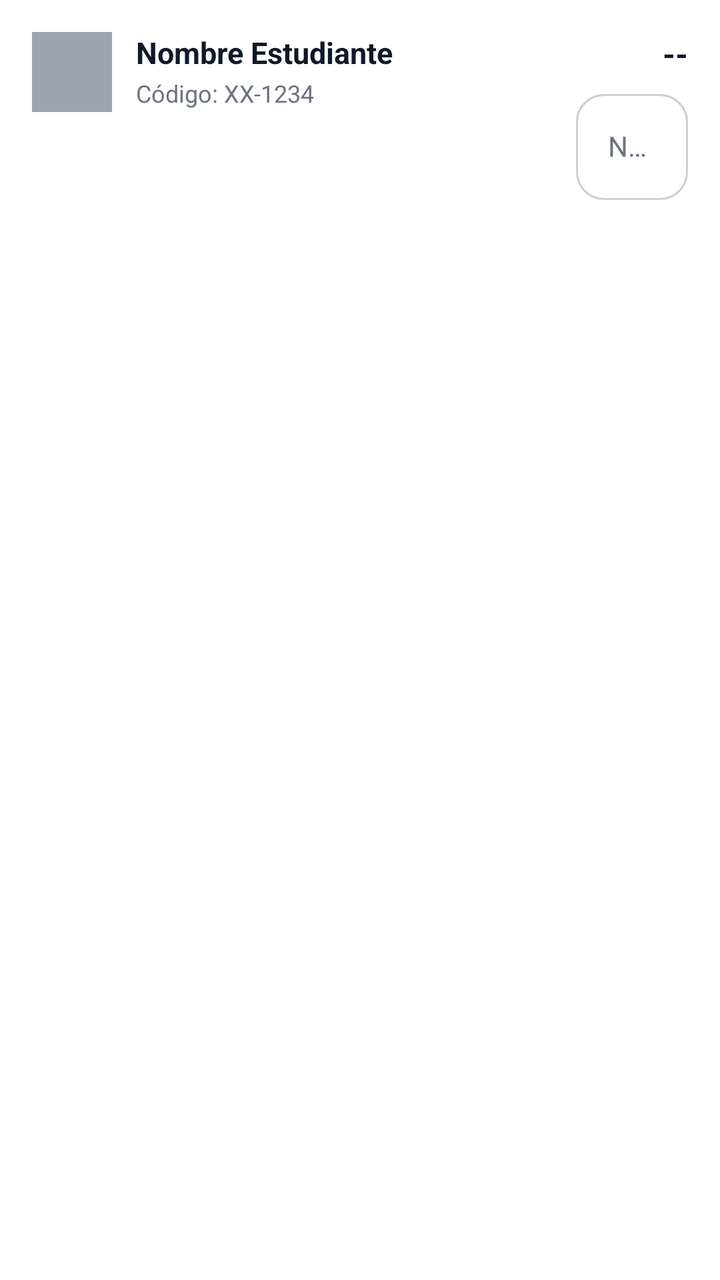
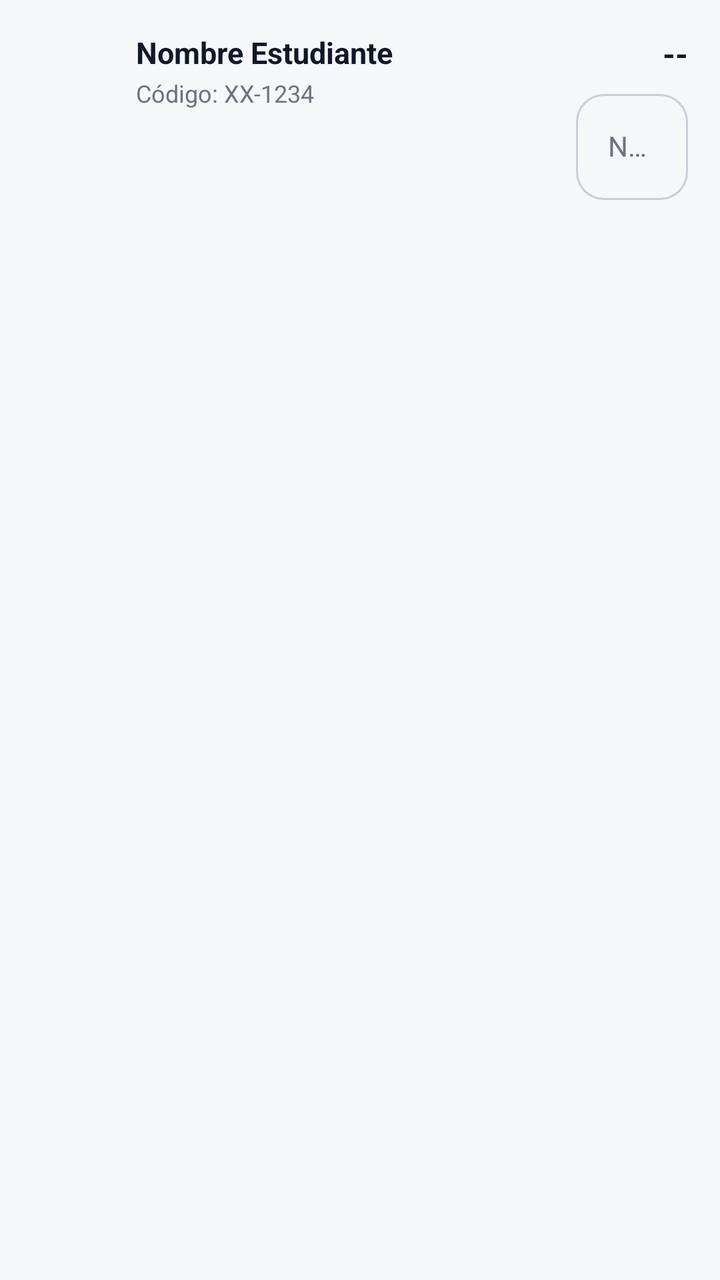

The first picture is an Android layout as it rendered before a commit; the second is the same layout after the commit. The layout source and the unified diff follow.
<!-- AndroidManifest.xml: application theme Theme.BienestarUPC -->
<!-- res/layout/item_grade_card.xml -->
<?xml version="1.0" encoding="utf-8"?>
<LinearLayout xmlns:android="http://schemas.android.com/apk/res/android"
    android:layout_width="match_parent"
    android:layout_height="wrap_content"
    android:orientation="horizontal"
    android:background="@color/white"
    android:padding="16dp"
    android:clickable="true"
    android:focusable="true">

    <ImageView
        android:id="@+id/img_iniciales"
        android:layout_width="40dp"
        android:layout_height="40dp"
        android:layout_marginEnd="12dp"
        android:background="@color/gray_medium"
        android:contentDescription="Iniciales"
        android:gravity="center"
        android:scaleType="centerInside"/>

    <LinearLayout
        android:layout_width="0dp"
        android:layout_height="wrap_content"
        android:layout_weight="1"
        android:orientation="vertical">

        <TextView
            android:id="@+id/txt_nombre"
            android:layout_width="match_parent"
            android:layout_height="wrap_content"
            android:text="Nombre Estudiante"
            android:textColor="@color/text_primary"
            android:textSize="15sp"
            android:textStyle="bold"/>

        <TextView
            android:id="@+id/txt_codigo"
            android:layout_width="match_parent"
            android:layout_height="wrap_content"
            android:layout_marginTop="2dp"
            android:text="Código: XX-1234"
            android:textColor="@color/text_secondary"
            android:textSize="12sp"/>
    </LinearLayout>

    <LinearLayout
        android:layout_width="wrap_content"
        android:layout_height="wrap_content"
        android:orientation="vertical"
        android:gravity="end">

        <TextView
            android:id="@+id/txt_valor"
            android:layout_width="wrap_content"
            android:layout_height="wrap_content"
            android:text="--"
            android:textColor="@color/text_primary"
            android:textSize="16sp"
            android:textStyle="bold"/>

        <com.google.android.material.textfield.TextInputLayout
            style="@style/Widget.Material3.TextInputLayout.OutlinedBox"
            android:layout_width="wrap_content"
            android:layout_height="wrap_content"
            android:layout_marginTop="4dp"
            android:hint="Nueva nota">

            <com.google.android.material.textfield.TextInputEditText
                android:id="@+id/et_nota"
                android:layout_width="wrap_content"
                android:layout_height="wrap_content"
                android:inputType="numberDecimal"
                android:maxLines="1"
                android:selectAllOnFocus="true"
                android:textSize="14sp"/>
        </com.google.android.material.textfield.TextInputLayout>
    </LinearLayout>

</LinearLayout>
<!-- resources referenced by this layout -->
<resources>
  <color name="gray_medium">#9CA3AF</color>
  <color name="text_primary">#111827</color>
  <color name="text_secondary">#6B7280</color>
  <color name="white">#FFFFFF</color>
  <color name="green_primary">#059669</color>
  <color name="white_card">#FFFFFF</color>
  <color name="green_container">#D1FAE5</color>
  <color name="on_primary_container">#053B2A</color>
  <color name="teal_primary">#0D9488</color>
  <color name="teal_light">#CCFBF1</color>
  <color name="background_gray">#F6F7F9</color>
  <color name="surface_container_low">#F8FAFC</color>
  <color name="surface_container">#EFF2F5</color>
  <color name="surface_container_high">#E7EAEE</color>
  <color name="surface_container_highest">#DEE2E8</color>
  <color name="surface_outline">#C9CFD8</color>
  <color name="surface_outline_variant">#E4E7EC</color>
  <color name="error_text">#DC2626</color>
  <color name="green_primary_dark">#047857</color>
  <style name="Widget.BienestarUPC.Card" parent="Widget.Material3.CardView.Elevated">
          <item name="cardCornerRadius">20dp</item>
          <item name="cardElevation">1dp</item>
          <item name="cardBackgroundColor">@color/white_card</item>
          <item name="strokeColor">@color/stroke_color</item>
          <item name="strokeWidth">1dp</item>
          <item name="rippleColor">@color/green_light</item>
      </style>
  <style name="BottomNavigationStyle" parent="Widget.Material3.BottomNavigationView">
          <item name="android:background">@color/nav_background</item>
          <item name="itemIconSize">24dp</item>
          <item name="itemRippleColor">@color/green_light</item>
          <item name="itemIconTint">@color/nav_item_text_color</item>
          <item name="itemTextColor">@color/nav_item_text_color</item>
          <item name="elevation">8dp</item>
      </style>
  <style name="Widget.BienestarUPC.Chip" parent="Widget.Material3.Chip.Filter">
          <item name="chipCornerRadius">20dp</item>
          <item name="chipMinHeight">36dp</item>
          <item name="chipBackgroundColor">@color/chip_bg</item>
          <item name="android:textColor">@color/chip_text</item>
          <item name="chipStrokeWidth">1dp</item>
          <item name="chipStrokeColor">@color/stroke_color</item>
      </style>
  <style name="ThemeOverlay.BienestarUPC.MaterialAlertDialog" parent="ThemeOverlay.Material3.MaterialAlertDialog">
          <item name="shapeAppearanceOverlay">@style/ShapeAppearance.BienestarUPC.Dialog</item>
          <item name="colorSecondary">@color/green_primary</item>
      </style>
  <style name="Widget.BienestarUPC.Snackbar" parent="Widget.Material3.Snackbar">
          <item name="backgroundTint">@color/text_primary</item>
          <item name="android:textColor">@color/white_card</item>
          <item name="shapeAppearanceOverlay">@style/ShapeAppearance.BienestarUPC.Snackbar</item>
      </style>
  <color name="stroke_color">#EDEFF2</color>
  <color name="green_light">#D1FAE5</color>
  <color name="nav_background">#FFFFFF</color>
  <color name="chip_bg">#F3F4F6</color>
  <color name="chip_text">#111827</color>
  <style name="ShapeAppearance.BienestarUPC.Dialog" parent="ShapeAppearance.Material3.LargeComponent">
          <item name="cornerSize">24dp</item>
      </style>
  <style name="ShapeAppearance.BienestarUPC.Snackbar" parent="ShapeAppearance.Material3.MediumComponent">
          <item name="cornerFamily">rounded</item>
          <item name="cornerSize">14dp</item>
      </style>
  <!-- unchanged entries left out for length: 3 -->
</resources>

<!-- the commit's change to res/layout/item_grade_card.xml (unified diff, before → after) -->
@@ -3,7 +3,7 @@
     android:layout_width="match_parent"
     android:layout_height="wrap_content"
     android:orientation="horizontal"
-    android:background="@color/white"
+   
     android:padding="16dp"
     android:clickable="true"
     android:focusable="true">
@@ -13,7 +13,7 @@
         android:layout_width="40dp"
         android:layout_height="40dp"
         android:layout_marginEnd="12dp"
-        android:background="@color/gray_medium"
+       
         android:contentDescription="Iniciales"
         android:gravity="center"
         android:scaleType="centerInside"/>
<!-- resource entries referenced after the edit -->
@@ -3,7 +3,6 @@
   <color name="gray_medium">#9CA3AF</color>
   <color name="text_primary">#111827</color>
   <color name="text_secondary">#6B7280</color>
-  <color name="white">#FFFFFF</color>
   <color name="green_primary">#059669</color>
   <color name="white_card">#FFFFFF</color>
   <color name="green_container">#D1FAE5</color>
